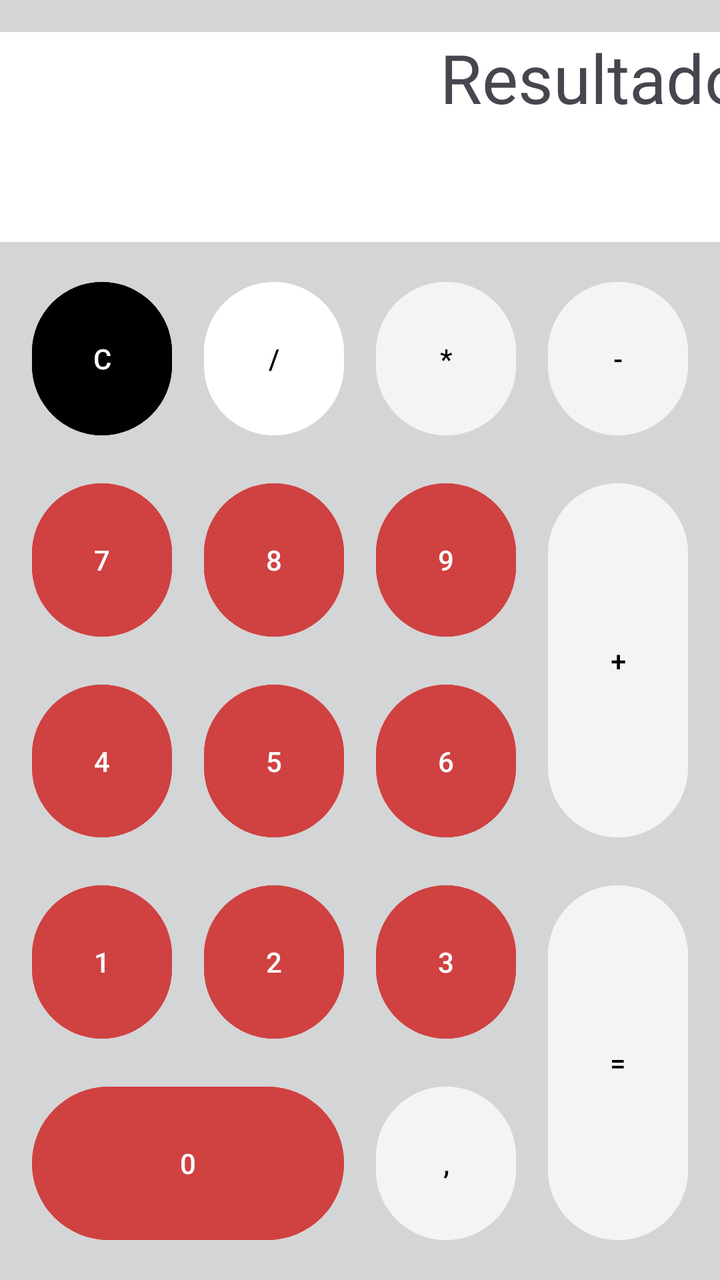
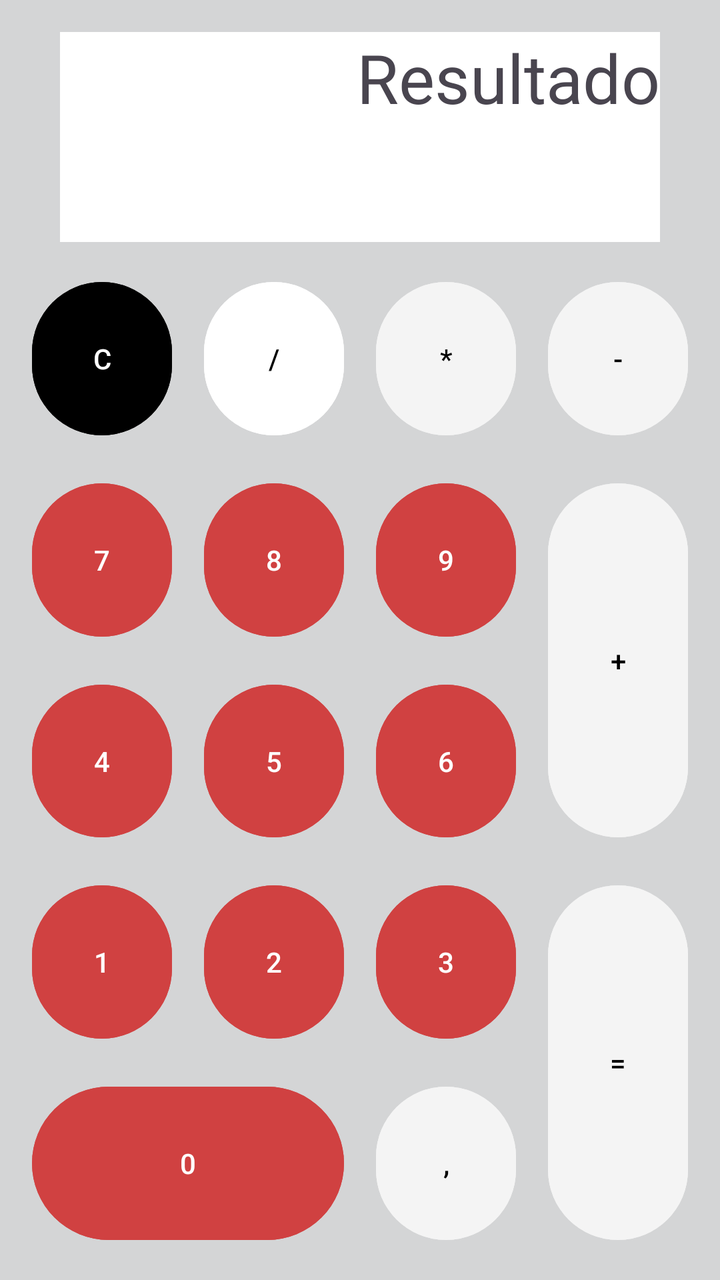

Screens rendered from an Android XML layout before and after an edit, with the pre-edit source and the edit as a unified diff.
<!-- AndroidManifest.xml: application theme Theme.ListaConsolas -->
<!-- res/layout/activity_calculadora.xml -->
<?xml version="1.0" encoding="utf-8"?>
<androidx.constraintlayout.widget.ConstraintLayout xmlns:android="http://schemas.android.com/apk/res/android"
    xmlns:app="http://schemas.android.com/apk/res-auto"
    xmlns:tools="http://schemas.android.com/tools"
    android:id="@+id/main"
    android:layout_width="match_parent"
    android:layout_height="match_parent"
    android:background="#D4D5D6"
    android:backgroundTint="#D4D5D6"
    tools:context=".MainActivity"
    tools:layout_editor_absoluteX="-3dp"
    tools:layout_editor_absoluteY="48dp">

    <TextView
        android:id="@+id/textView"
        android:layout_width="383dp"
        android:layout_height="105dp"
        android:layout_marginStart="16dp"
        android:layout_marginTop="16dp"
        android:layout_marginEnd="16dp"
        android:background="#FFFFFF"
        android:text="Resultado"
        android:textAlignment="textEnd"
        android:textSize="34sp"
        app:layout_constraintBottom_toTopOf="@+id/bClear"
        app:layout_constraintEnd_toEndOf="parent"
        app:layout_constraintStart_toStartOf="parent"
        app:layout_constraintTop_toTopOf="parent" />

    <Button
        android:id="@+id/bClear"
        android:layout_width="0dp"
        android:layout_height="0dp"
        android:layout_marginStart="16dp"
        android:layout_marginTop="16dp"
        android:layout_marginEnd="16dp"
        android:layout_marginBottom="16dp"
        android:backgroundTint="#000000"
        android:text="C"
        android:textColorLink="#121212"
        app:layout_constraintBottom_toTopOf="@+id/bNum7"
        app:layout_constraintEnd_toStartOf="@+id/bDivision"
        app:layout_constraintHorizontal_bias="0.5"
        app:layout_constraintStart_toStartOf="parent"
        app:layout_constraintTop_toBottomOf="@+id/textView" />

    <Button
        android:id="@+id/bMultiplicacion"
        android:layout_width="0dp"
        android:layout_height="0dp"
        android:layout_marginEnd="16dp"
        android:backgroundTint="#F4F4F4"
        android:text="*"
        android:textColor="#000000"
        android:textColorLink="#000000"
        app:layout_constraintBottom_toBottomOf="@+id/bDivision"
        app:layout_constraintEnd_toStartOf="@+id/bResta"
        app:layout_constraintHorizontal_bias="0.5"
        app:layout_constraintStart_toEndOf="@+id/bDivision"
        app:layout_constraintTop_toTopOf="@+id/bDivision" />

    <Button
        android:id="@+id/bNum6"
        android:layout_width="0dp"
        android:layout_height="0dp"
        android:backgroundTint="#D04141"
        android:text="6"
        app:layout_constraintBottom_toBottomOf="@+id/bNum5"
        app:layout_constraintEnd_toEndOf="@+id/bNum9"
        app:layout_constraintStart_toStartOf="@+id/bNum9"
        app:layout_constraintTop_toTopOf="@+id/bNum5"
        app:layout_constraintVertical_bias="0.0" />

    <Button
        android:id="@+id/bComa"
        android:layout_width="0dp"
        android:layout_height="0dp"
        android:backgroundTint="#F4F4F4"
        android:text=","
        android:textColor="#000000"
        android:textColorLink="#000000"
        app:layout_constraintBottom_toBottomOf="@+id/bNum0"
        app:layout_constraintEnd_toEndOf="@+id/bNum3"
        app:layout_constraintStart_toStartOf="@+id/bNum3"
        app:layout_constraintTop_toTopOf="@+id/bNum0" />

    <Button
        android:id="@+id/bDivision"
        android:layout_width="0dp"
        android:layout_height="0dp"
        android:layout_marginEnd="16dp"
        android:backgroundTint="#FFFFFF"
        android:text="/"
        android:textColor="#000000"
        android:textColorLink="#000000"
        app:layout_constraintBottom_toBottomOf="@+id/bClear"
        app:layout_constraintEnd_toStartOf="@+id/bMultiplicacion"
        app:layout_constraintHorizontal_bias="0.5"
        app:layout_constraintStart_toEndOf="@+id/bClear"
        app:layout_constraintTop_toTopOf="@+id/bClear" />

    <Button
        android:id="@+id/bNum8"
        android:layout_width="0dp"
        android:layout_height="0dp"
        android:backgroundTint="#D04141"
        android:text="8"
        app:layout_constraintBottom_toBottomOf="@+id/bNum7"
        app:layout_constraintEnd_toEndOf="@+id/bDivision"
        app:layout_constraintStart_toStartOf="@+id/bDivision"
        app:layout_constraintTop_toTopOf="@+id/bNum7" />

    <Button
        android:id="@+id/bNum5"
        android:layout_width="0dp"
        android:layout_height="0dp"
        android:backgroundTint="#D04141"
        android:text="5"
        app:layout_constraintBottom_toBottomOf="@+id/bNum4"
        app:layout_constraintEnd_toEndOf="@+id/bNum8"
        app:layout_constraintStart_toStartOf="@+id/bNum8"
        app:layout_constraintTop_toTopOf="@+id/bNum4" />

    <Button
        android:id="@+id/bNum3"
        android:layout_width="0dp"
        android:layout_height="0dp"
        android:backgroundTint="#D04141"
        android:text="3"
        app:layout_constraintBottom_toBottomOf="@+id/bNum2"
        app:layout_constraintEnd_toEndOf="@+id/bNum6"
        app:layout_constraintStart_toStartOf="@+id/bNum6"
        app:layout_constraintTop_toTopOf="@+id/bNum2" />

    <Button
        android:id="@+id/bSuma"
        android:layout_width="0dp"
        android:layout_height="0dp"
        android:backgroundTint="#F4F4F4"
        android:text="+"
        android:textColor="#000000"
        android:textColorLink="#000000"
        app:layout_constraintBottom_toBottomOf="@+id/bNum6"
        app:layout_constraintEnd_toEndOf="@+id/bResta"
        app:layout_constraintHorizontal_bias="1.0"
        app:layout_constraintStart_toStartOf="@+id/bResta"
        app:layout_constraintTop_toTopOf="@+id/bNum9"
        app:layout_constraintVertical_bias="0.0" />

    <Button
        android:id="@+id/bIgual"
        android:layout_width="0dp"
        android:layout_height="0dp"
        android:layout_marginEnd="16dp"
        android:backgroundTint="#F4F4F4"
        android:text="="
        android:textColor="#000000"
        android:textColorLink="#000000"
        app:layout_constraintBottom_toBottomOf="@+id/bComa"
        app:layout_constraintEnd_toEndOf="parent"
        app:layout_constraintStart_toStartOf="@+id/bResta"
        app:layout_constraintTop_toTopOf="@+id/bNum3" />

    <Button
        android:id="@+id/bNum9"
        android:layout_width="0dp"
        android:layout_height="0dp"
        android:backgroundTint="#D04141"
        android:text="9"
        app:layout_constraintBottom_toBottomOf="@+id/bNum8"
        app:layout_constraintEnd_toEndOf="@+id/bMultiplicacion"
        app:layout_constraintStart_toStartOf="@+id/bMultiplicacion"
        app:layout_constraintTop_toTopOf="@+id/bNum8" />

    <Button
        android:id="@+id/bNum2"
        android:layout_width="0dp"
        android:layout_height="0dp"
        android:backgroundTint="#D04141"
        android:text="2"
        app:layout_constraintBottom_toBottomOf="@+id/bNum1"
        app:layout_constraintEnd_toEndOf="@+id/bNum5"
        app:layout_constraintStart_toStartOf="@+id/bNum5"
        app:layout_constraintTop_toTopOf="@+id/bNum1" />

    <Button
        android:id="@+id/bResta"
        android:layout_width="0dp"
        android:layout_height="0dp"
        android:layout_marginEnd="16dp"
        android:backgroundTint="#F4F4F4"
        android:text="-"
        android:textColor="#000000"
        android:textColorLink="#000000"
        app:layout_constraintBottom_toBottomOf="@+id/bMultiplicacion"
        app:layout_constraintEnd_toEndOf="parent"
        app:layout_constraintHorizontal_bias="0.5"
        app:layout_constraintStart_toEndOf="@+id/bMultiplicacion"
        app:layout_constraintTop_toTopOf="@+id/bMultiplicacion" />

    <Button
        android:id="@+id/bNum7"
        android:layout_width="0dp"
        android:layout_height="0dp"
        android:layout_marginBottom="16dp"
        android:backgroundTint="#D04141"
        android:text="7"
        app:layout_constraintBottom_toTopOf="@+id/bNum4"
        app:layout_constraintEnd_toEndOf="@+id/bClear"
        app:layout_constraintStart_toStartOf="@+id/bClear"
        app:layout_constraintTop_toBottomOf="@+id/bClear" />

    <Button
        android:id="@+id/bNum4"
        android:layout_width="0dp"
        android:layout_height="0dp"
        android:layout_marginBottom="16dp"
        android:backgroundTint="#D04141"
        android:text="4"
        app:layout_constraintBottom_toTopOf="@+id/bNum1"
        app:layout_constraintEnd_toEndOf="@+id/bNum7"
        app:layout_constraintStart_toStartOf="@+id/bNum7"
        app:layout_constraintTop_toBottomOf="@+id/bNum7" />

    <Button
        android:id="@+id/bNum0"
        android:layout_width="0dp"
        android:layout_height="0dp"
        android:layout_marginBottom="16dp"
        android:backgroundTint="#D04141"
        android:text="0"
        app:layout_constraintBottom_toBottomOf="parent"
        app:layout_constraintEnd_toEndOf="@+id/bNum2"
        app:layout_constraintStart_toStartOf="@+id/bNum1"
        app:layout_constraintTop_toBottomOf="@+id/bNum1" />

    <Button
        android:id="@+id/bNum1"
        android:layout_width="0dp"
        android:layout_height="0dp"
        android:layout_marginBottom="16dp"
        android:backgroundTint="#D04141"
        android:text="1"
        app:layout_constraintBottom_toTopOf="@+id/bNum0"
        app:layout_constraintEnd_toEndOf="@+id/bNum4"
        app:layout_constraintStart_toStartOf="@+id/bNum4"
        app:layout_constraintTop_toBottomOf="@+id/bNum4" />

</androidx.constraintlayout.widget.ConstraintLayout>
<!-- resources referenced by this layout -->
<resources>
  <style name="Theme.ListaConsolas" parent="Base.Theme.ListaVideojuegos" />
  <style name="Base.Theme.ListaVideojuegos" parent="Theme.Material3.DayNight.NoActionBar">
          
          
      </style>
</resources>

<!-- the commit's change to res/layout/activity_calculadora.xml (unified diff, before → after) -->
@@ -13,7 +13,7 @@
 
     <TextView
         android:id="@+id/textView"
-        android:layout_width="383dp"
+        android:layout_width="300dp"
         android:layout_height="105dp"
         android:layout_marginStart="16dp"
         android:layout_marginTop="16dp"
